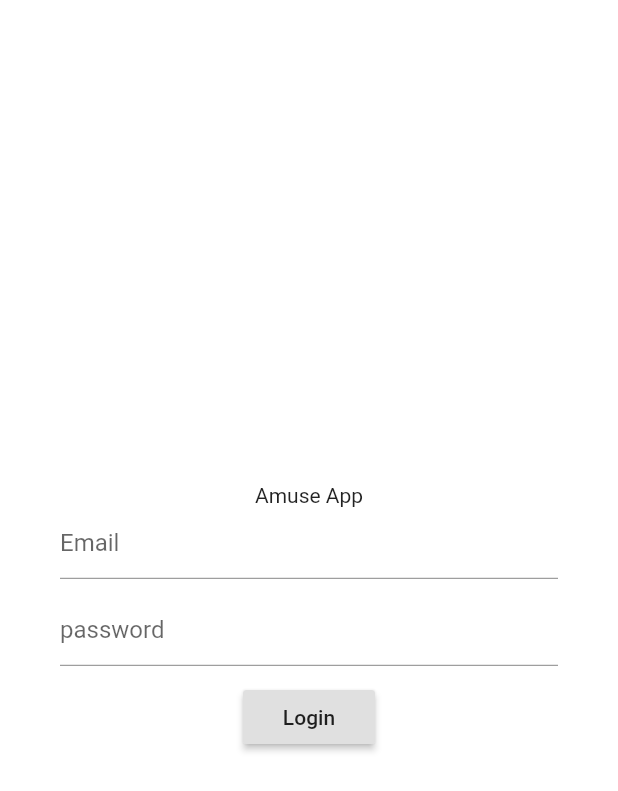
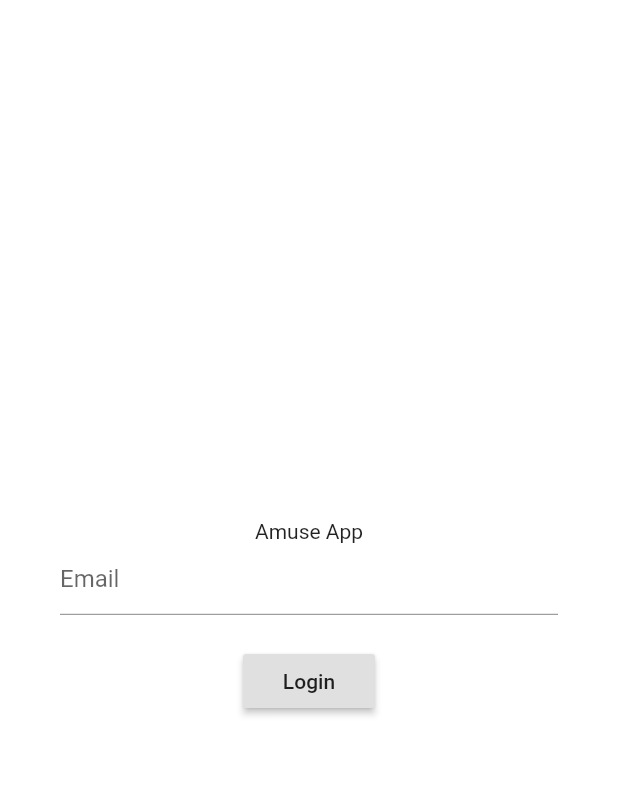
Before and after one commit to amuse-travel/amuseapp, a Flutter app: the screen it shows after launch, on a phone screen of 412 x 824 dp. Shown: the top 791 px of the screen. Run offline on Flutter 3.47's test engine with Material 2 defaults, Android fonts, the phone set to English and light mode, and no system bars; missing offline and left inert: dash_chat.

```diff
--- a/lib/pages/login/login_page.dart
+++ b/lib/pages/login/login_page.dart
@@ -80,17 +80,17 @@ class _LoginPageState extends State<LoginPage> {
                 const SizedBox(
                   height: 10,
                 ),
-                Container(
-                  margin: const EdgeInsets.symmetric(horizontal: 40),
-                  child: TextFormField(
-                    controller: _passwordTextController,
-                    focusNode: _passwordFocusNode,
-                    autocorrect: false,
-                    decoration: underlineTextFieldDecoration(
-                      hintText: 'password',
-                    ),
-                  ),
-                ),
+                // Container(
+                //   margin: const EdgeInsets.symmetric(horizontal: 40),
+                //   child: TextFormField(
+                //     controller: _passwordTextController,
+                //     focusNode: _passwordFocusNode,
+                //     autocorrect: false,
+                //     decoration: underlineTextFieldDecoration(
+                //       hintText: 'password',
+                //     ),
+                //   ),
+                // ),
                 const SizedBox(
                   height: 10,
                 ),
```
